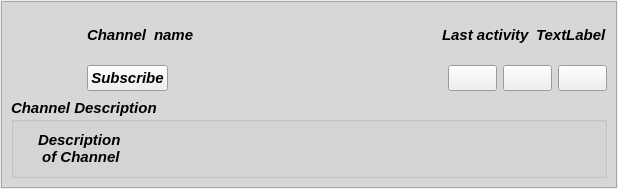
Qt form retroshare-gui/src/gui/feeds/GxsChannelGroupItem.ui (RetroShare/RetroShare) before a commit.
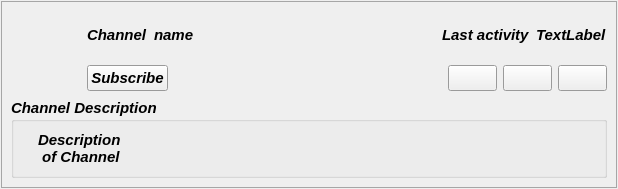
The same form after that commit. Icons and pictures are not drawn.

```diff
--- a/retroshare-gui/src/gui/feeds/GxsChannelGroupItem.ui
+++ b/retroshare-gui/src/gui/feeds/GxsChannelGroupItem.ui
@@ -131,7 +131,7 @@
       </palette>
      </property>
      <property name="autoFillBackground">
-      <bool>true</bool>
+      <bool>false</bool>
      </property>
      <property name="frameShape">
       <enum>QFrame::StyledPanel</enum>
```
